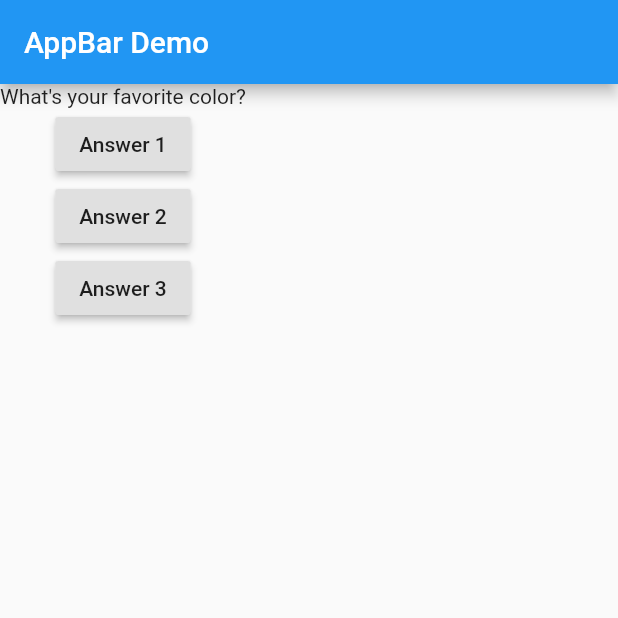
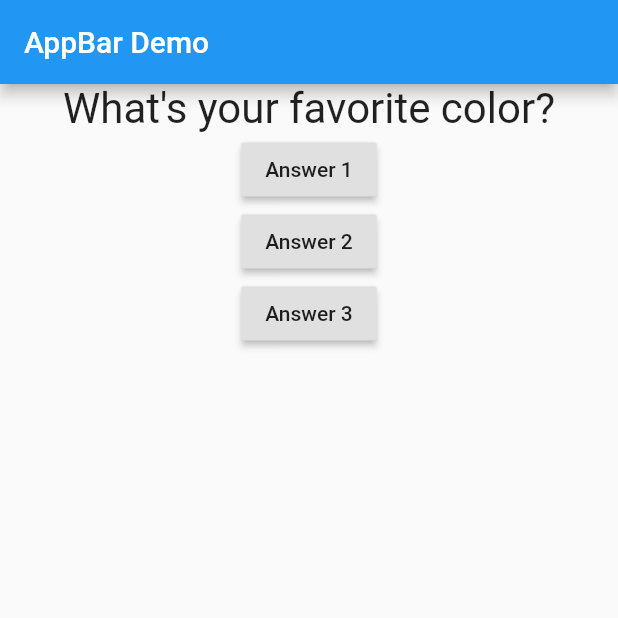
Before and after one commit to keitheyre/udemy_flutter_complete_guide, a Flutter app: the screen it shows after launch, on a phone screen of 412 x 824 dp, the top half of it. Run offline on Flutter 3.47's test engine with Material 2 defaults, Android fonts, the phone set to English and light mode, and no system bars.

Commit message:
Center Question Text Widget

```diff
--- a/lib/question.dart
+++ b/lib/question.dart
@@ -1,12 +1,19 @@
 import 'package:flutter/material.dart';
 
 class Question extends StatelessWidget {
-  String questionText;
+  final String questionText;
 
   Question(this.questionText);
 
   @override
   Widget build(BuildContext context) {
-    return Text(questionText);
+    return Container(
+      width: double.infinity,
+      child: Text(
+        questionText,
+        style: TextStyle(fontSize: 28),
+        textAlign: TextAlign.center,
+      ),
+    );
   }
 }
```
Also changed, not shown: pubspec.lock.
